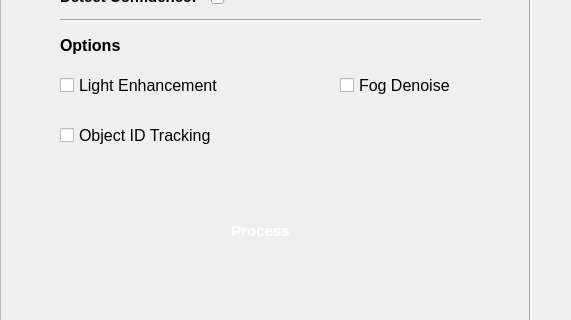
Qt form src/view/home_page.ui (BKAI-Team-Thay-Linh/BKAI-Demo-Motorbike-PyQT) before a commit; both pictures show x 0 to 571 and y 350 to 670 of the 1342 by 757 pixel window.
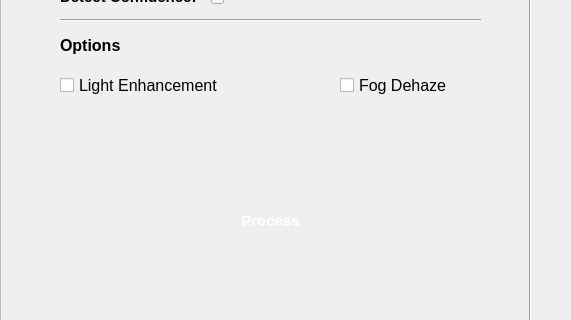
The same form after that commit. Icons and pictures are not drawn.

Commit message: feat: update id of GUI components, add TODO code

```diff
--- a/src/view/home_page.ui
+++ b/src/view/home_page.ui
@@ -272,8 +272,8 @@
     <widget class="QPushButton" name="process_button">
      <property name="geometry">
       <rect>
-       <x>210</x>
-       <y>570</y>
+       <x>220</x>
+       <y>560</y>
        <width>101</width>
        <height>41</height>
       </rect>
@@ -495,25 +495,7 @@
       </font>
      </property>
      <property name="text">
-      <string>Fog Denoise</string>
-     </property>
-    </widget>
-    <widget class="QCheckBox" name="opt_tracking">
-     <property name="geometry">
-      <rect>
-       <x>60</x>
-       <y>480</y>
-       <width>161</width>
-       <height>31</height>
-      </rect>
-     </property>
-     <property name="font">
-      <font>
-       <pointsize>12</pointsize>
-      </font>
-     </property>
-     <property name="text">
-      <string>Object ID Tracking</string>
+      <string>Fog Dehaze</string>
      </property>
     </widget>
     <widget class="QWidget" name="widget" native="true">
```
Left out of the diff: 2 changed lines with no effect on the pictures. The commit also changes 4 other files.
